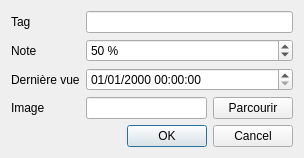
The window that ui/favoriteWindow.ui (XanderMld/imgbrd-grabber) describes before a commit, drawn with Qt 5.
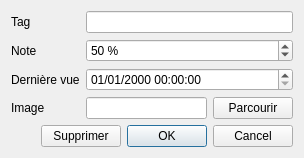
The same window after the commit. Icons and pictures are not drawn.

Commit message: Fixed batch download window (log not resizing). Added sources in the "+" part. Added support to animated GIFs. Removed the "Favorites' part in the sites files.

Patch:
```diff
--- a/ui/favoriteWindow.ui
+++ b/ui/favoriteWindow.ui
@@ -119,6 +119,28 @@
     </layout>
    </item>
    <item>
+    <layout class="QHBoxLayout" name="horizontalLayout_2">
+     <item>
+      <spacer name="horizontalSpacer">
+       <property name="orientation">
+        <enum>Qt::Horizontal</enum>
+       </property>
+       <property name="sizeHint" stdset="0">
+        <size>
+         <width>40</width>
+         <height>20</height>
+        </size>
+       </property>
+      </spacer>
+     </item>
+     <item>
+      <widget class="QPushButton" name="buttonRemove">
+       <property name="text">
+        <string>Supprimer</string>
+       </property>
+      </widget>
+     </item>
+     <item>
     <widget class="QDialogButtonBox" name="buttonBox">
      <property name="orientation">
       <enum>Qt::Horizontal</enum>
@@ -129,6 +151,8 @@
     </widget>
    </item>
   </layout>
+   </item>
+  </layout>
  </widget>
  <resources>
   <include location="../resources.qrc"/>
```
Left out of the diff: 11 changed lines with no effect on the pictures. Lines whose indentation alone changed are shown as unchanged. The commit also changes 27 other files.
